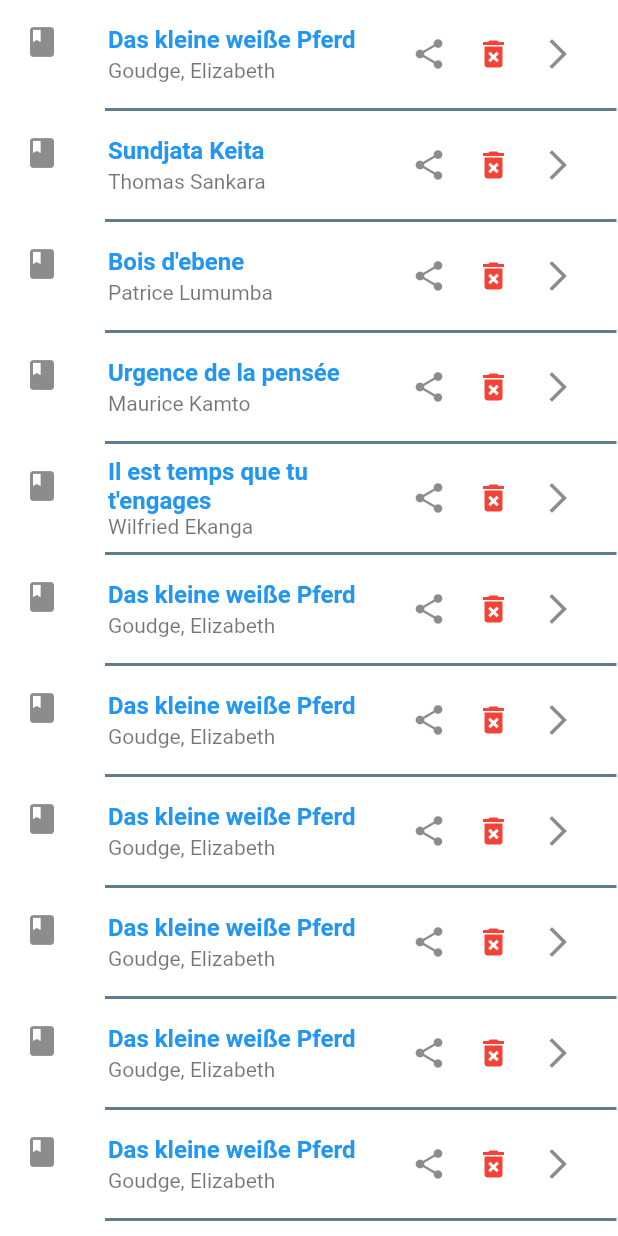
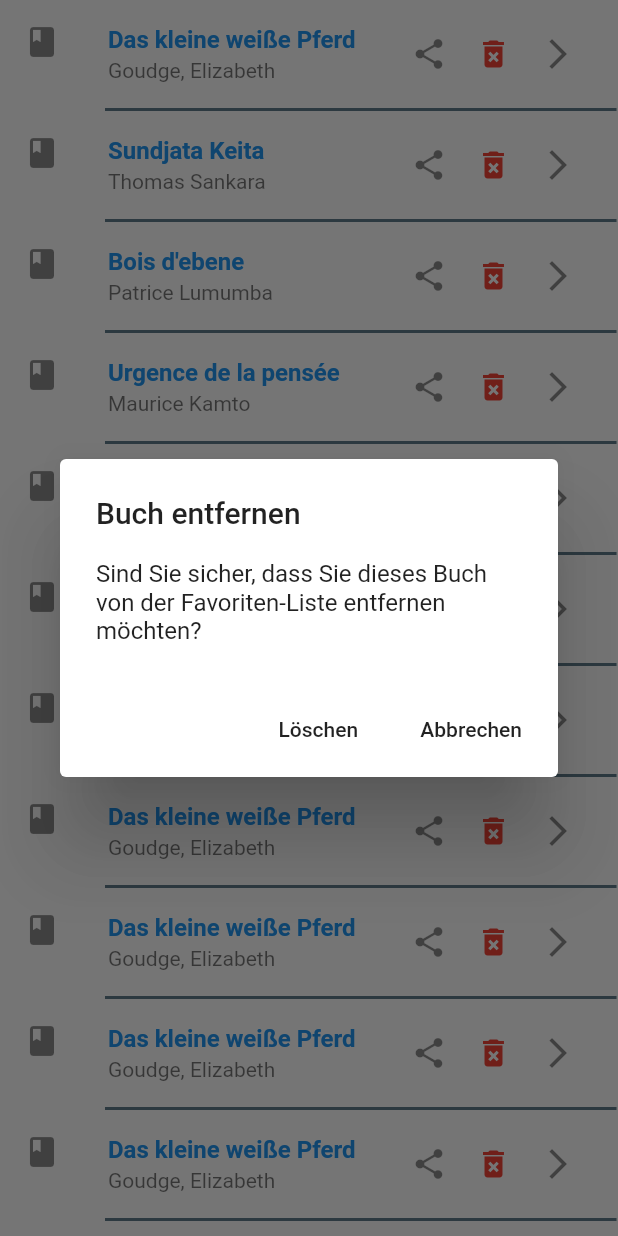
Before and after one commit to THB-Studium/sba_web, a Flutter app: the FavoriesBody screen opened directly, after a tap on the "delete forever" icon, on a phone screen of 412 x 824 dp. Run offline on Flutter 3.47's test engine with Material 2 defaults, Android fonts, the phone set to English and light mode, and no system bars; our stand-ins replace share, validators; missing offline and left inert: barcode_scan.

Commit message:
Ready for test
clicking on the delete icon the alert dialog to confirm it appears. Currently  buttons "Löschen" as well as "Abbrechen" close the alert dialog.

```diff
--- a/lib/pages/favories/favories-widgets.dart
+++ b/lib/pages/favories/favories-widgets.dart
@@ -29,15 +29,13 @@ Widget listFavoriesItem (BuildContext context, Buch item) {
                         children: <Widget>[
                           IconButton(
                               tooltip: item.verfuegbarkeit,
-                              icon: Icon(Icons.share), //mes icons
+                              icon: Icon(Icons.share),
                               onPressed: () => share(context, item),
                           ) ,
                           IconButton(
                               tooltip: item.verfuegbarkeit,
-                              icon: Icon(Icons.delete_forever, color: Colors.red), //mes icons
-                              onPressed: (){
-                                print("check_box Clicked");
-                              }
+                              icon: Icon(Icons.delete_forever, color: Colors.red),
+                              onPressed: () => _showDialog(context),
                           ) ,
                           IconButton(
                               icon: Icon(Icons.arrow_forward_ios),
@@ -71,6 +69,38 @@ Widget listFavoriesItem (BuildContext context, Buch item) {
 
 }
 
+void _showDialog(context) {
+  // flutter defined function
+  showDialog(
+    context: context,
+    builder: (BuildContext context) {
+      // return object of type Dialog
+      return AlertDialog(
+        title: new Text("Buch entfernen"),
+        content: new Text("Sind Sie sicher, dass Sie dieses Buch von der Favoriten-Liste entfernen möchten?"),
+        actions: <Widget>[
+          // usually buttons at the bottom of the dialog
+          new FlatButton(
+            child: new Text("Löschen"),
+            onPressed: () {
+              //removeItem();
+              Navigator.of(context).pop();
+            },
+          ),
+          new FlatButton(
+            child: new Text("Abbrechen"),
+            onPressed: () {
+              Navigator.of(context).pop();
+            },
+          ),
+        ],
+      );
+    },
+  );
+}
+
+
+
 void share(BuildContext context, Buch item) {
   final RenderBox box = context.findRenderObject();
   final String text = "${item.buchTitel} - ${item.buchAuthor} - ${item.buchISBN10} - ${item.verfuegbarkeit}";
```
